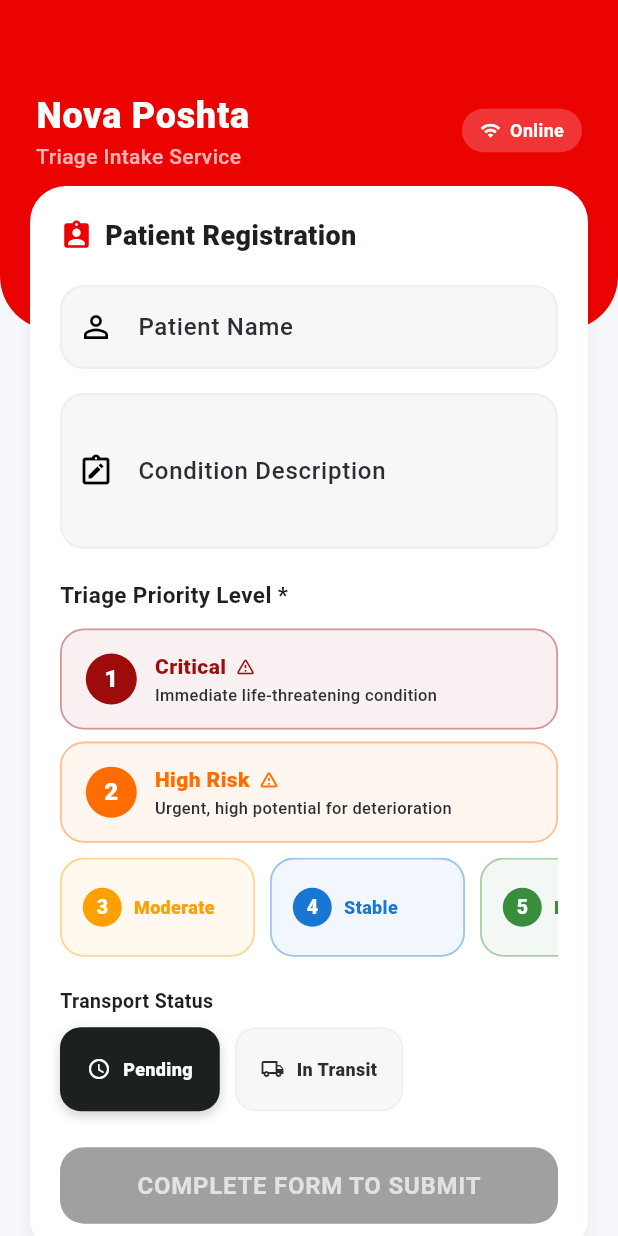
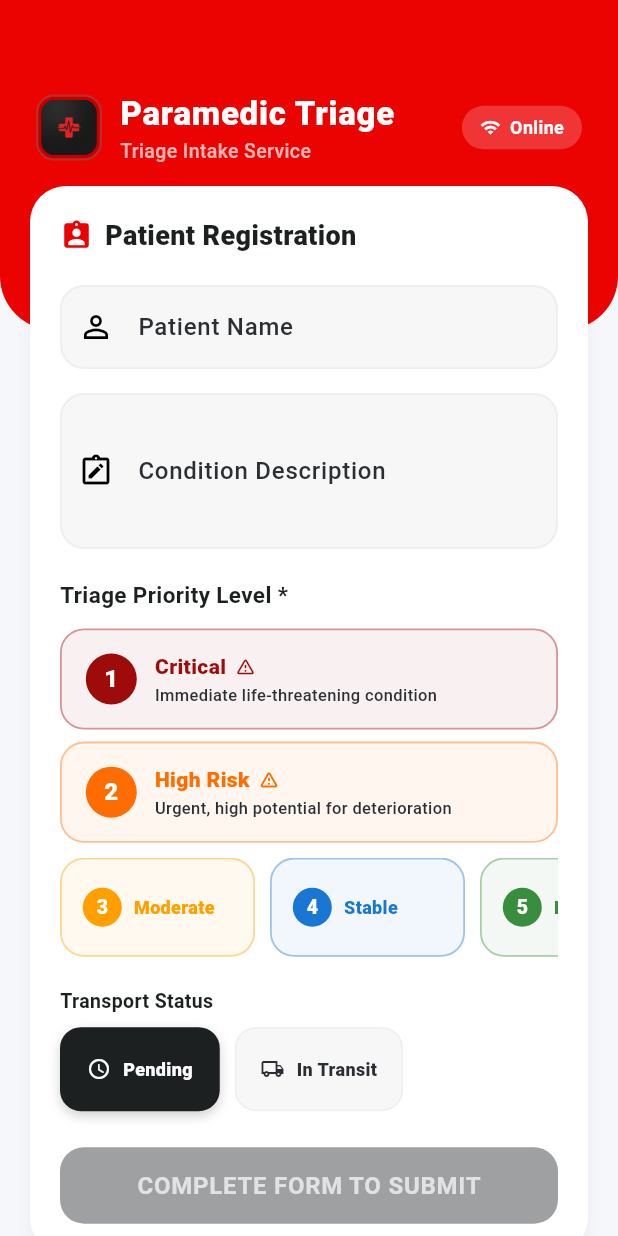
Before and after one commit to Davisdavy/emkfoundation_triage, a Flutter app: the screen it shows after launch, on a phone screen of 412 x 824 dp. Run offline on Flutter 3.47's test engine with Material 3 defaults, Android fonts, the phone set to English and light mode, and no system bars; our stand-ins replace connectivity_plus, hive, hive_flutter; accounts and stored records are empty.

Commit message:
feat: update app name to 'Paramedic Triage' and set launcher icons to the premium medical cross logo

```diff
--- a/lib/app.dart
+++ b/lib/app.dart
@@ -34,7 +34,7 @@
         ),
       ],
       child: MaterialApp(
-        title: 'Paramedic Triage Intake App',
+        title: 'Paramedic Triage',
         debugShowCheckedModeBanner: false,
         theme: AppTheme.lightTheme,
         home: const TriageScreen(),
--- a/lib/features/triage/screens/triage_screen.dart
+++ b/lib/features/triage/screens/triage_screen.dart
@@ -188,15 +188,38 @@
                           Row(
                             mainAxisAlignment: MainAxisAlignment.spaceBetween,
                             children: [
+                              Row(
+                                children: [
+                                  Container(
+                                    width: 44,
+                                    height: 44,
+                                    decoration: BoxDecoration(
+                                      color: Colors.black.withOpacity(0.2),
+                                      borderRadius: BorderRadius.circular(12),
+                                      border: Border.all(
+                                        color: Colors.white.withOpacity(0.15),
+                                        width: 1.5,
+                                      ),
+                                    ),
+                                    padding: const EdgeInsets.all(2),
+                                    child: ClipRRect(
+                                      borderRadius: BorderRadius.circular(9),
+                                      child: Image.asset(
+                                        'assets/logo.png',
+                                        fit: BoxFit.cover,
+                                      ),
+                                    ),
+                                  ),
+                                  const SizedBox(width: 12),
                                   const Column(
                                     crossAxisAlignment: CrossAxisAlignment.start,
                                     children: [
                                       Text(
-                                    'Nova Poshta',
+                                        'Paramedic Triage',
                                         style: TextStyle(
                                           color: Colors.white,
                                           fontWeight: FontWeight.w900,
-                                      fontSize: 24,
+                                          fontSize: 22,
                                           letterSpacing: 0.5,
                                         ),
                                       ),
@@ -204,9 +227,11 @@
                                         'Triage Intake Service',
                                         style: TextStyle(
                                           color: Colors.white70,
-                                      fontSize: 14,
+                                          fontSize: 13,
                                           fontWeight: FontWeight.w500,
                                         ),
+                                      ),
+                                    ],
                                   ),
                                 ],
                               ),
```
Also changed, not shown: pubspec.yaml (+8 -28 lines), assets/logo.png (added), pubspec.lock, 30 other files. Lines whose indentation alone changed are shown as unchanged.
